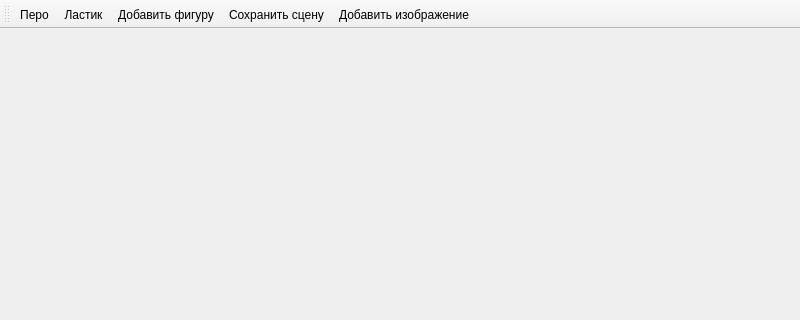
Old version of the form graphicEditor/graphicedit.ui in the repository albert22o/VP5-release; both pictures show x 0 to 800 and y 0 to 320 of the 800 by 600 pixel window.
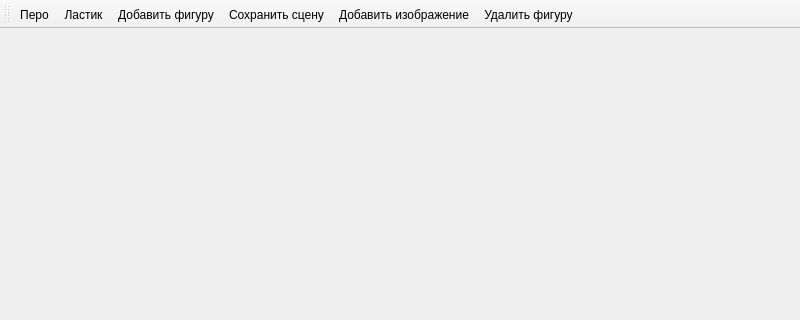
New version of the form. Icons and pictures are not drawn.

```diff
--- a/graphicEditor/graphicedit.ui
+++ b/graphicEditor/graphicedit.ui
@@ -40,6 +40,7 @@
    <addaction name="Figure"/>
    <addaction name="SaveScene"/>
    <addaction name="AddImage"/>
+   <addaction name="DeleteFigure"/>
   </widget>
   <action name="Feather">
    <property name="icon">
@@ -86,6 +87,11 @@
     <string>Добавить изображение</string>
    </property>
   </action>
+  <action name="DeleteFigure">
+   <property name="text">
+    <string>Удалить фигуру</string>
+   </property>
+  </action>
  </widget>
  <resources>
   <include location="../resources.qrc"/>
```
